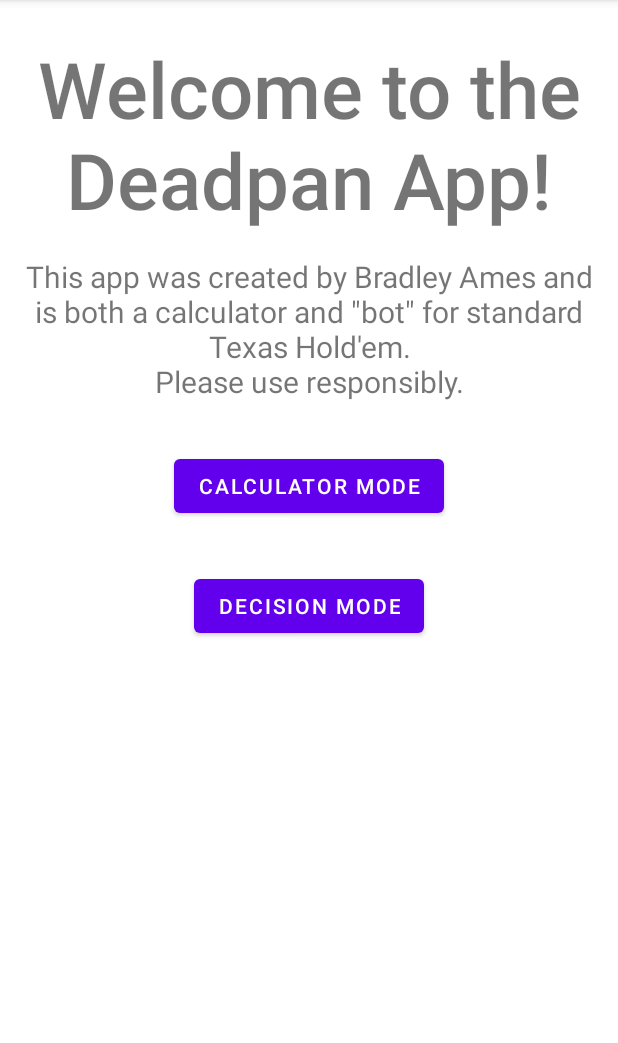
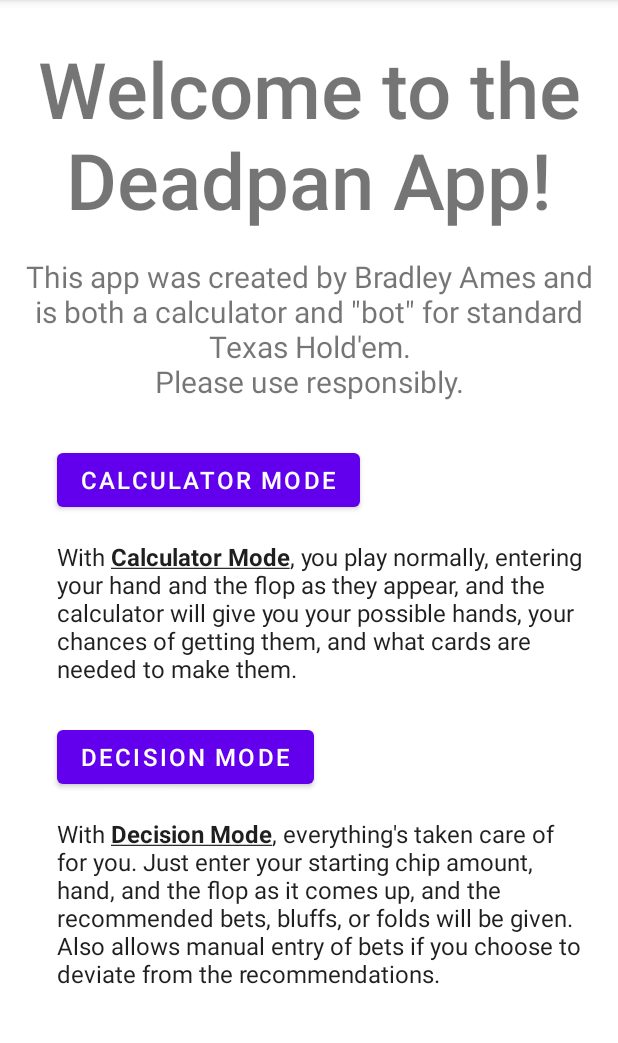
Before and after one commit to Drayble/PokerBotApp, an Android app: the screen it shows after launch (MainActivity), on a phone screen of 412 x 824 dp, the part 84-1127 px from its top. Run offline under Robolectric (Android 15) with nearby library versions, the phone set to English and light mode, and no system bars.

Commit message:
worked more on homeFragment's UI, currently goes off the screen

```diff
--- a/app/src/main/res/layout/fragment_home.xml
+++ b/app/src/main/res/layout/fragment_home.xml
@@ -41,36 +41,48 @@
         android:id="@+id/calculator_mode_button"
         android:layout_width="wrap_content"
         android:layout_height="wrap_content"
+        android:layout_marginTop="28dp"
         android:text="Calculator Mode"
-        android:layout_marginTop="32dp"
         app:layout_constraintEnd_toEndOf="parent"
+        app:layout_constraintHorizontal_bias="0.18"
         app:layout_constraintStart_toStartOf="parent"
+        android:textSize="16sp"
         app:layout_constraintTop_toBottomOf="@+id/title_description_textView" />
 
-<!--    <TextView-->
-<!--        android:id="@+id/textView2"-->
-<!--        android:layout_width="wrap_content"-->
-<!--        android:layout_height="wrap_content"-->
-<!--        android:text="TextView"-->
-<!--        tools:layout_editor_absoluteX="277dp"-->
-<!--        tools:layout_editor_absoluteY="356dp" />-->
+    <TextView
+        android:id="@+id/calculator_mode_textView"
+        android:layout_width="0dp"
+        android:layout_height="wrap_content"
+        android:text="@string/calculator_mode_description"
+        android:layout_marginTop="16dp"
+        app:layout_constraintStart_toStartOf="@id/calculator_mode_button"
+        app:layout_constraintTop_toBottomOf="@+id/calculator_mode_button"
+        app:layout_constraintEnd_toEndOf="parent"
+        android:layout_marginRight="16dp"
+        android:textSize="16sp"
+        android:textColor="#1f1f1f"/>
 
     <Button
         android:id="@+id/decision_mode_button"
         android:layout_width="wrap_content"
         android:layout_height="wrap_content"
-        android:layout_marginTop="32dp"
         android:text="Decision Mode"
+        android:layout_marginTop="24dp"
+        app:layout_constraintStart_toStartOf="@id/calculator_mode_button"
+        app:layout_constraintTop_toBottomOf="@+id/calculator_mode_textView"
+        android:textSize="16sp"/>
+
+    <TextView
+        android:id="@+id/decision_mode_description_textView"
+        android:layout_width="0dp"
+        android:layout_height="wrap_content"
+        android:layout_marginTop="16dp"
+        android:text="@string/decision_mode_description"
+        app:layout_constraintStart_toStartOf="@+id/decision_mode_button"
+        app:layout_constraintTop_toBottomOf="@+id/decision_mode_button"
         app:layout_constraintEnd_toEndOf="parent"
-        app:layout_constraintStart_toStartOf="parent"
-        app:layout_constraintTop_toBottomOf="@+id/calculator_mode_button" />
-
-<!--    <TextView-->
-<!--        android:id="@+id/textView3"-->
-<!--        android:layout_width="wrap_content"-->
-<!--        android:layout_height="wrap_content"-->
-<!--        android:text="TextView"-->
-<!--        tools:layout_editor_absoluteX="263dp"-->
-<!--        tools:layout_editor_absoluteY="504dp" />-->
+        android:layout_marginRight="16dp"
+        android:textSize="16sp"
+        android:textColor="#1f1f1f"/>
 
 </androidx.constraintlayout.widget.ConstraintLayout>
--- a/app/src/main/res/values/strings.xml
+++ b/app/src/main/res/values/strings.xml
@@ -1,3 +1,6 @@
 <resources>
     <string name="app_name">PokerBotApp</string>
+    <string name="calculator_mode_description">With <u><b>Calculator Mode</b></u>, you play normally, entering your hand and the flop as they appear, and the calculator will give you your possible hands, your chances of getting them, and what cards are needed to make them.</string>
+    <string name="decision_mode_description">With <u><b>Decision Mode</b></u>, everything\'s taken care of for you. Just enter your starting chip amount, hand, and the flop as it comes up, and the recommended bets, bluffs, or folds will be given. Also allows manual entry of bets if you choose to deviate from the recommendations.</string>
+
 </resources>
```
